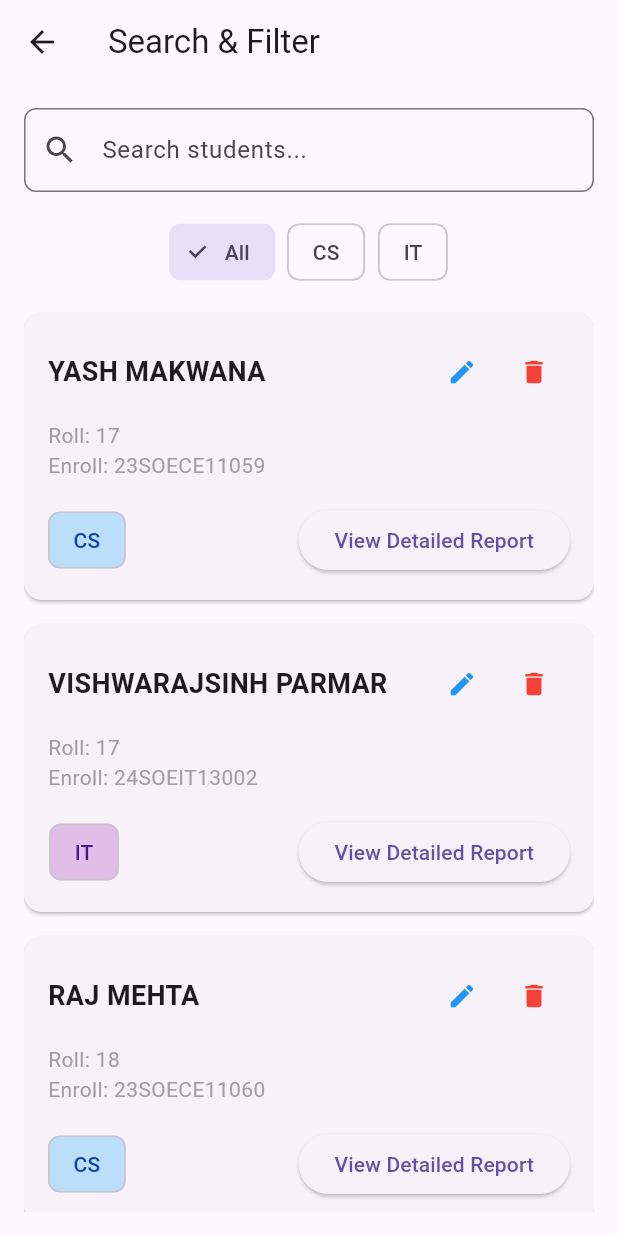
After one commit to yashmakwana03/demo1, a Flutter app: the SearchScreen screen opened directly, on a phone screen of 412 x 824 dp. The commit adds this screen. Run offline on Flutter 3.47's test engine with Material 3 defaults, Android fonts, the phone set to English and light mode, and no system bars; our stand-ins replace dotted_border; Roboto replaces fonts that are missing (Poppins).

Commit message:
all codes

```diff
--- a/lib/data/student.dart
+++ b/lib/data/student.dart
@@ -5,11 +5,14 @@ class AbsentStudent {
   final String rollNo;
   final String name;
   final String department;
+  final String enrollmentNo;
 
   const AbsentStudent({
     required this.rollNo,
     required this.name,
     required this.department,
+    required this.enrollmentNo,
+
   });
 }
 
--- a/lib/main.dart
+++ b/lib/main.dart
@@ -1,6 +1,7 @@
 import 'package:demo1/screen/absentMessage.dart';
 import 'package:demo1/screen/local_cloud_backup.dart';
 import 'package:demo1/screen/recordandreport.dart';
+import 'package:demo1/screen/studentManagement.dart';
 import 'package:flutter/material.dart';
 
 // --- IMPORTANT: IMPORT YOUR SCREEN FILES ---
@@ -52,6 +53,7 @@ class _MainScreenState extends State<MainScreen> {
     AbsenceMessageGeneratorScreen(), // Index 0
     BackupScreen(),                  // Index 1
     ReportsApp(),          // Index 2
+    StudentManagementScreen(),      // Index 3
   ];
 
   // This function is called when a tab is tapped.
@@ -88,6 +90,7 @@ class _MainScreenState extends State<MainScreen> {
             icon: Icon(Icons.bar_chart),
             label: 'Reports',
           ),
+
         ],
         currentIndex: _selectedIndex, // This tells the bar which tab to highlight.
         selectedItemColor: const Color(0xFF2563EB), // Color for the active tab.
--- /dev/null
+++ b/lib/screen/search_screen.dart
@@ -0,0 +1,207 @@
+// In a new file: lib/search_screen.dart
+
+import 'package:demo1/data/student.dart';
+import 'package:demo1/data/student_report_models.dart';
+import 'package:demo1/screen/sidebar.dart';
+import 'package:demo1/screen/student_detail_screen.dart';
+import 'package:flutter/material.dart';
+
+class SearchScreen extends StatefulWidget {
+  const SearchScreen({super.key});
+
+  @override
+  State<SearchScreen> createState() => _SearchScreenState();
+}
+// In search_screen.dart, create a sample student report object
+final yashReport = StudentReport(
+    name: 'YASH MAKWANA',
+    rollNo: '17',
+    enrollmentNo: '23SOECE11059',
+    department: 'CS',
+    totalAbsentLectures: 37,
+    overallAttendancePercentage: 55,
+    subjectRecords: [
+        const SubjectAttendance(name: 'SE-MS', present: 50, absent: 10),
+        const SubjectAttendance(name: 'COA-NV', present: 60, absent: 5),
+        const SubjectAttendance(name: 'FLUTTER', present: 80, absent: 2),
+        const SubjectAttendance(name: '.NET-BD', present: 50, absent: 20),
+    ]
+);
+class _SearchScreenState extends State<SearchScreen> {
+  // --- STATE VARIABLES ---
+
+  // A controller to get text from the search bar
+  final _searchController = TextEditingController();
+
+  // This is our "master list" of all students. It never changes.
+  final List<AbsentStudent> _allStudents = [
+    AbsentStudent(name: 'YASH MAKWANA', rollNo: '17', enrollmentNo: '23SOECE11059', department: 'CS'),
+    AbsentStudent(name: 'VISHWARAJSINH PARMAR', rollNo: '17', enrollmentNo: '24SOEIT13002', department: 'IT'),
+    AbsentStudent(name: 'RAJ MEHTA', rollNo: '18', enrollmentNo: '23SOECE11060', department: 'CS'),
+    AbsentStudent(name: 'PRIYA SHAH', rollNo: '19', enrollmentNo: '24SOEIT13003', department: 'IT'),
+  ];
+
+  // This list will hold the students that are currently visible on the screen.
+  List<AbsentStudent> _filteredStudents = [];
+
+  // This tracks which filter chip is selected ('All', 'CS', or 'IT').
+  String _activeFilter = 'All';
+
+  @override
+  void initState() {
+    super.initState();
+    // When the screen starts, show all students
+    _filteredStudents = _allStudents;
+    // Add a listener to the search bar to filter as the user types
+    _searchController.addListener(_filterStudents);
+  }
+
+  // --- THE CORE LOGIC FOR SEARCH AND FILTER ---
+  void _filterStudents() {
+    final query = _searchController.text.toLowerCase();
+
+    setState(() {
+      // Start with the full list
+      List<AbsentStudent> results = _allStudents;
+
+      // 1. Apply the department filter
+      if (_activeFilter != 'All') {
+        results = results.where((student) => student.department == _activeFilter).toList();
+      }
+
+      // 2. Apply the search query filter
+      if (query.isNotEmpty) {
+        results = results.where((student) {
+          return student.name.toLowerCase().contains(query) ||
+                 student.rollNo.toLowerCase().contains(query) ||
+                 student.enrollmentNo.toLowerCase().contains(query);
+        }).toList();
+      }
+
+      _filteredStudents = results;
+    });
+  }
+
+  @override
+  Widget build(BuildContext context) {
+    return Scaffold(
+      appBar: AppBar(title: const Text('Search & Filter')),
+// Your sidebar goes here
+      body: Padding(
+        padding: const EdgeInsets.all(16.0),
+        child: Column(
+          children: [
+            // --- SEARCH BAR ---
+            TextField(
+              controller: _searchController,
+              decoration: InputDecoration(
+                hintText: 'Search students...',
+                prefixIcon: const Icon(Icons.search),
+                border: OutlineInputBorder(
+                  borderRadius: BorderRadius.circular(8.0),
+                ),
+              ),
+            ),
+            const SizedBox(height: 16),
+
+            // --- FILTER CHIPS ---
+            Row(
+              mainAxisAlignment: MainAxisAlignment.center,
+              children: ['All', 'CS', 'IT'].map((dept) {
+                return Padding(
+                  padding: const EdgeInsets.symmetric(horizontal: 4.0),
+                  child: ChoiceChip(
+                    label: Text(dept),
+                    selected: _activeFilter == dept,
+                    onSelected: (isSelected) {
+                      if (isSelected) {
+                        setState(() {
+                          _activeFilter = dept;
+                        });
+                        _filterStudents(); // Re-run the filter when a chip is selected
+                      }
+                    },
+                  ),
+                );
+              }).toList(),
+            ),
+            const SizedBox(height: 16),
+
+            // --- RESULTS LIST ---
+            Expanded(
+              child: ListView.builder(
+                itemCount: _filteredStudents.length,
+                itemBuilder: (context, index) {
+                  return StudentResultCard(student: _filteredStudents[index]);
+                },
+              ),
+            ),
+          ],
+        ),
+      ),
+    );
+  }
+}
+
+// --- A REUSABLE WIDGET FOR EACH STUDENT CARD ---
+class StudentResultCard extends StatelessWidget {
+  final AbsentStudent student;
+  const StudentResultCard({super.key, required this.student});
+
+  @override
+  Widget build(BuildContext context) {
+    return Card(
+      margin: const EdgeInsets.only(bottom: 16.0),
+      child: Padding(
+        padding: const EdgeInsets.all(16.0),
+        child: Column(
+          crossAxisAlignment: CrossAxisAlignment.start,
+          children: [
+            Row(
+              mainAxisAlignment: MainAxisAlignment.spaceBetween,
+              children: [
+                Text(student.name, style: const TextStyle(fontSize: 18, fontWeight: FontWeight.bold)),
+                Row(
+                  children: [
+                    IconButton(icon: const Icon(Icons.edit, color: Colors.blue, size: 20), onPressed: () {}),
+                    IconButton(icon: const Icon(Icons.delete, color: Colors.red, size: 20), onPressed: () {}),
+                  ],
+                ),
+              ],
+            ),
+            const SizedBox(height: 8),
+            Text('Roll: ${student.rollNo}', style: const TextStyle(color: Colors.grey)),
+            Text('Enroll: ${student.enrollmentNo}', style: const TextStyle(color: Colors.grey)),
+            const SizedBox(height: 16),
+            Row(
+              mainAxisAlignment: MainAxisAlignment.spaceBetween,
+              children: [
+                Chip(
+                  label: Text(student.department),
+                  backgroundColor: student.department == 'CS' ? Colors.blue.shade100 : Colors.purple.shade100,
+                  labelStyle: TextStyle(color: student.department == 'CS' ? Colors.blue.shade900 : Colors.purple.shade900),
+                ),
+                // In search_screen.dart, inside the StudentResultCard widget
+
+ElevatedButton(
+  onPressed: () {
+    // This is where you would get the correct student's report data.
+    // For this example, we'll just use the sample `yashReport`.
+
+    Navigator.push(
+      context,
+      MaterialPageRoute(
+        builder: (context) => StudentDetailScreen(student: yashReport),
+      ),
+    );
+  },
+  child: const Text('View Detailed Report'),
+),
+              ],
+            ),
+          ],
+        ),
+      ),
+    );
+  }
+}
--- a/lib/screen/sidebar.dart
+++ b/lib/screen/sidebar.dart
@@ -1,5 +1,6 @@
 // In your sidebar.dart file
 
+import 'package:demo1/screen/search_screen.dart';
 import 'package:demo1/screen/studentManagement.dart';
 import 'package:demo1/screen/timetable_screen.dart';
 import 'package:flutter/material.dart';
@@ -50,6 +51,7 @@ class Sidebar extends StatelessWidget {
           title: const Text('Search & Filter'),
           onTap: () {
              Navigator.pop(context);
+             Navigator.push(context, MaterialPageRoute(builder: (_) => SearchScreen()));
           },
         ),
       ],
--- a/lib/screen/studentManagement.dart
+++ b/lib/screen/studentManagement.dart
@@ -1,6 +1,7 @@
 // In a new file: lib/student_management_screen.dart
 
 import 'package:demo1/data/student.dart';
+import 'package:demo1/screen/sidebar.dart';
 import 'package:demo1/widget/add_student_dialog.dart';
 import 'package:flutter/material.dart';
 
@@ -15,9 +16,9 @@ class StudentManagementScreen extends StatefulWidget {
 class _StudentManagementScreenState extends State<StudentManagementScreen> {
   // This is the state of our screen: a list of students
   final List<AbsentStudent> _students = [
-    AbsentStudent(rollNo: '1', name: 'Yash', department: 'CE'),
-    AbsentStudent(rollNo: '2', name: 'VISHWARAJSINH', department: 'IT'),
-    AbsentStudent(rollNo: '3', name: 'Raj', department: 'CE'),
+    AbsentStudent(rollNo: '1', name: 'Yash', department: 'CE', enrollmentNo: '23SOECE11059'),
+    AbsentStudent(rollNo: '2', name: 'VISHWARAJSINH', department: 'IT', enrollmentNo: '24SOEIT13002'),
+    AbsentStudent(rollNo: '3', name: 'Raj', department: 'CE', enrollmentNo: '23SOECE11060'),
   ];
 
   // This function shows the "Add Student" dialog
@@ -49,10 +50,7 @@ class _StudentManagementScreenState extends State<StudentManagementScreen> {
         title: const Text('Student Detail'),
         // This will automatically add the menu icon to open a drawer
       ),
-      drawer: const Drawer(
-        // You would place your SidebarScreen widget here
-        child: Text("Your Sidebar Goes Here"),
-      ),
+
       body: ListView(
         padding: const EdgeInsets.all(16.0),
         children: [
@@ -68,6 +66,7 @@ class _StudentManagementScreenState extends State<StudentManagementScreen> {
               ),
             ],
           ),
+
           const SizedBox(height: 16),
 
           // Student tables for each department
--- a/lib/screen/timetable_screen.dart
+++ b/lib/screen/timetable_screen.dart
@@ -1,6 +1,7 @@
 // In a new file: lib/timetable_screen.dart
 
 import 'package:demo1/data/timetable_model.dart';
+import 'package:demo1/screen/sidebar.dart';
 import 'package:demo1/widget/add_subject_dialog.dart';
 import 'package:flutter/material.dart';
 
@@ -51,6 +52,8 @@ class _TimetableScreenState extends State<TimetableScreen> {
 
     return Scaffold(
       appBar: AppBar(title: const Text('Timetable Management')),
+
+
       body: Column(
         children: [
           // Header with "Timetable" and "+ Add" button
--- a/lib/screen/todayreport.dart
+++ b/lib/screen/todayreport.dart
@@ -48,8 +48,8 @@ class _DetailedReportScreenState extends State<DetailedReportScreen> {
       attendancePercent: '88%',
       percentColor: Colors.green,
       absentStudents: [
-        const AbsentStudent(rollNo: '1', name: 'Yash', department: 'CE'),
-        const AbsentStudent(rollNo: '2', name: 'VISHWARAJSINH', department: 'IT'),
+        const AbsentStudent(rollNo: '1', name: 'Yash', department: 'CE', enrollmentNo: '23SOECE11059'),
+        const AbsentStudent(rollNo: '2', name: 'VISHWARAJSINH', department: 'IT', enrollmentNo: '24SOEIT13002'),
       ],
     ),
     LectureSlot(
@@ -59,8 +59,8 @@ class _DetailedReportScreenState extends State<DetailedReportScreen> {
       attendancePercent: '75%',
       percentColor: Colors.orange,
       absentStudents: [
-        const AbsentStudent(rollNo: '1', name: 'Yash', department: 'CE'),
-        const AbsentStudent(rollNo: '2', name: 'VISHWARAJSINH', department: 'IT'),
+        const AbsentStudent(rollNo: '1', name: 'Yash', department: 'CE', enrollmentNo: '23SOECE11059'),
+        const AbsentStudent(rollNo: '2', name: 'VISHWARAJSINH', department: 'IT', enrollmentNo: '24SOEIT13002'  ),
       ],
     ),
      LectureSlot(
@@ -70,7 +70,7 @@ class _DetailedReportScreenState extends State<DetailedReportScreen> {
       attendancePercent: '65%',
       percentColor: Colors.red,
       absentStudents: [
-        const AbsentStudent(rollNo: '1', name: 'Yash', department: 'CE'),
+        const AbsentStudent(rollNo: '1', name: 'Yash', department: 'CE', enrollmentNo: '23SOECE11059'),
       ],
     ),
   ];
--- a/lib/widget/add_subject_dialog.dart
+++ b/lib/widget/add_subject_dialog.dart
@@ -17,8 +17,8 @@ class _AddSubjectDialogState extends State<AddSubjectDialog> {
 
   // Sample data for our dropdowns
   final List<String> _days = ['Monday', 'Tuesday', 'Wednesday', 'Thursday', 'Friday'];
-  final List<String> _timeSlots = ['8:00 - 9:45', '10:00 - 11:40', '1:20 - 2:10'];
-  final List<String> _faculties = ['VD', 'OS', 'SJ', 'MS', 'Krishnamurti'];
+  final List<String> _timeSlots = ['8:00 - 8:55 ','8:55 - 9:45', '10:00 - 10:50' , '10:50 - 11:40', '12:30 - 1:20' , '1:20 - 2:10' , ];
+  final List<String> _faculties = ['NVB','PJT','BD','NV','Arzoo sir','SJ','SP','MS','SS','BGP','KP','VD', 'OS'];
 
   @override
   Widget build(BuildContext context) {
```
Also changed, not shown: lib/data/student_report_models.dart (added, +36 -0 lines), lib/screen/student_detail_screen.dart (added, +184 -0 lines), lib/widget/add_student_dialog.dart (+33 -53 lines).
